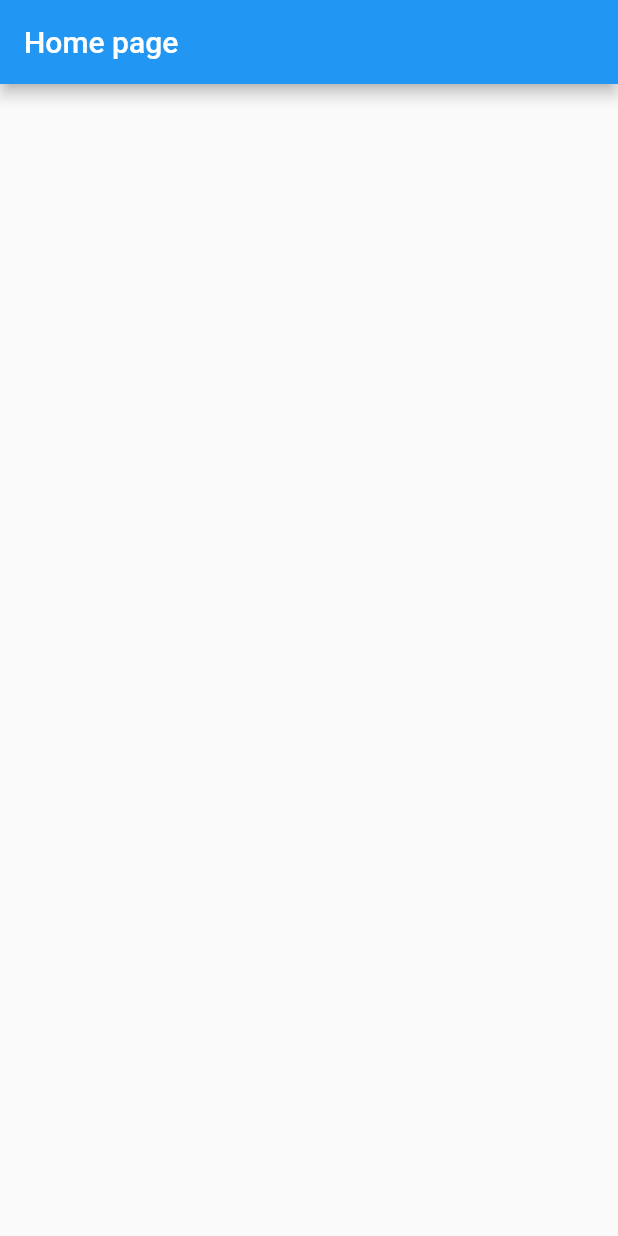
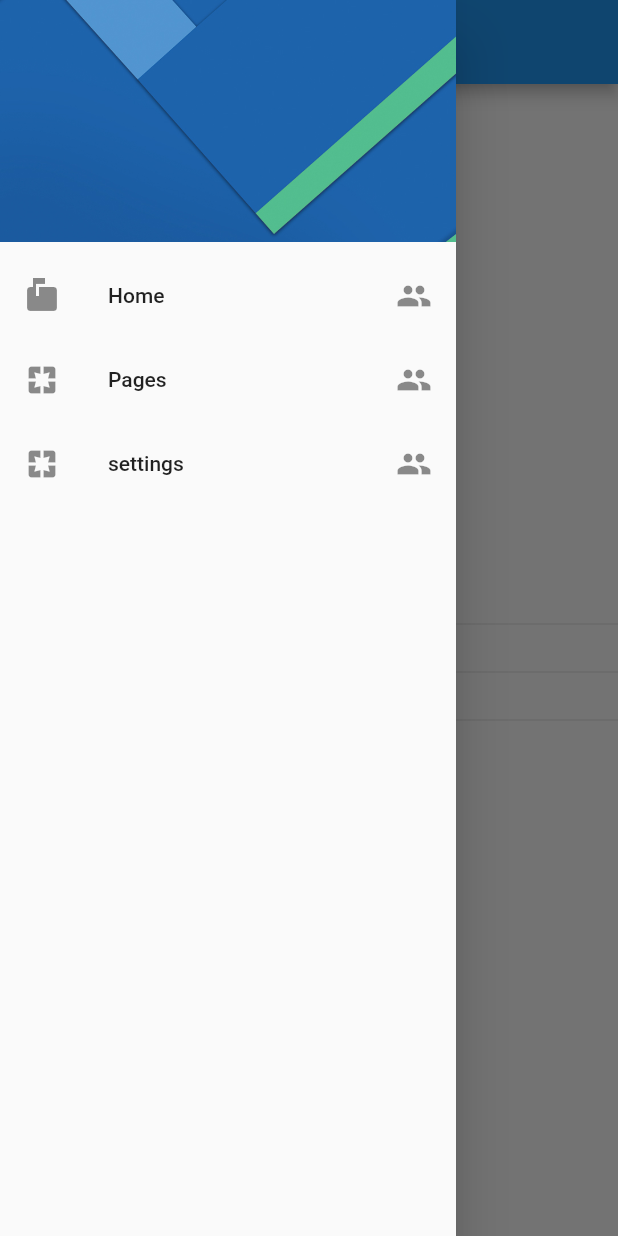
Before and after one commit to chrisdev12/Flutter_mobileStorage, a Flutter app: the screen it shows after launch, with the side drawer open (before the commit the screen has no drawer), on a phone screen of 412 x 824 dp. Run offline on Flutter 3.47's test engine with Material 2 defaults, Android fonts, the phone set to English and light mode, and no system bars.

Commit message:
Drawer implemented

```diff
--- a/lib/src/pages/home.dart
+++ b/lib/src/pages/home.dart
@@ -1,4 +1,5 @@
 import 'package:flutter/material.dart';
+import 'package:user_preferences/src/widgets/drawer.dart';
 
 class HomePage extends StatelessWidget {
   @override
@@ -7,6 +8,18 @@ class HomePage extends StatelessWidget {
       appBar: AppBar(
         title: Text('Home page'),
       ),
+      drawer: drawerWidget(context),
+      body: Column(
+        mainAxisAlignment: MainAxisAlignment.center,
+        children: <Widget>[
+          Text('Color primario'),
+          Divider(),
+          Text('Genero'),
+          Divider(),
+          Text('Nombre Usuario'),
+          Divider(),
+        ],
+      ),
     );
   }
 }
--- /dev/null
+++ b/lib/src/pages/settings.dart
@@ -0,0 +1,19 @@
+import 'package:flutter/material.dart';
+import 'package:user_preferences/src/widgets/drawer.dart';
+
+class SettingsPage extends StatelessWidget {
+  @override
+  Widget build(BuildContext context) {
+    return Scaffold(
+      appBar: AppBar(
+        title: Text('Settings'),
+      ),
+      drawer: drawerWidget(context),
+      body: ListView(
+        children: <Widget>[
+          Text('settings')
+        ],
+      )
+    );
+  }
+}
--- a/lib/src/routes/routes.dart
+++ b/lib/src/routes/routes.dart
@@ -1,8 +1,10 @@
 import 'package:flutter/material.dart';
 import 'package:user_preferences/src/pages/home.dart';
+import 'package:user_preferences/src/pages/settings.dart';
 
 Map<String, Widget Function(BuildContext)> routes(context){
   return {
-    'home': (BuildContext context) => HomePage()
+    'home': (BuildContext context) => HomePage(),
+    'settings': (BuildContext context) => SettingsPage()
   };
 }
--- /dev/null
+++ b/lib/src/widgets/drawer.dart
@@ -0,0 +1,48 @@
+import 'package:flutter/material.dart';
+
+
+Drawer drawerWidget(BuildContext context){
+  return Drawer(
+    child: ListView(
+      padding: EdgeInsets.zero,
+      children: <Widget>[
+        DrawerHeader(
+          child: Container(),
+          decoration: BoxDecoration(
+            image: DecorationImage(
+              image: AssetImage('assets/original.jpg'),
+              fit: BoxFit.cover
+            )
+          ),
+        ),
+        ListTile(
+          leading: Icon(Icons.markunread_mailbox),
+          trailing: Icon(Icons.people),
+          title: Text('Home'),
+          onTap: () => Navigator.pushReplacementNamed(context, 'home'),
+        ),
+        ListTile(
+          leading: Icon(Icons.pages),
+          trailing: Icon(Icons.people),
+          title: Text('Pages'),
+          onTap: (){
+            Navigator.popAndPushNamed(context, 'settings');
+          }
+        ),
+
+        /**
+         * [PushReplacementNamed] a diferencia de [popAndPushNamed] me permite navegar a una pagina,
+         * pero no me hbailita la opción de devolverme.
+         * De forma que era nueva pagina será la que funcione por defecto
+         */
+
+        ListTile(
+          leading: Icon(Icons.pages),
+          trailing: Icon(Icons.people),
+          title: Text('settings'),
+          onTap: () => Navigator.pushReplacementNamed(context, 'settings'),
+        )
+      ],
+    ),
+  );
+}
--- a/pubspec.yaml
+++ b/pubspec.yaml
@@ -41,8 +41,8 @@ flutter:
   uses-material-design: true
 
   # To add assets to your application, add an assets section, like this:
-  # assets:
-  #  - images/a_dot_burr.jpeg
+  assets:
+   - assets/
   #  - images/a_dot_ham.jpeg
 
   # An image asset can refer to one or more resolution-specific "variants", see
```
Also changed, not shown: assets/original.jpg (added).
